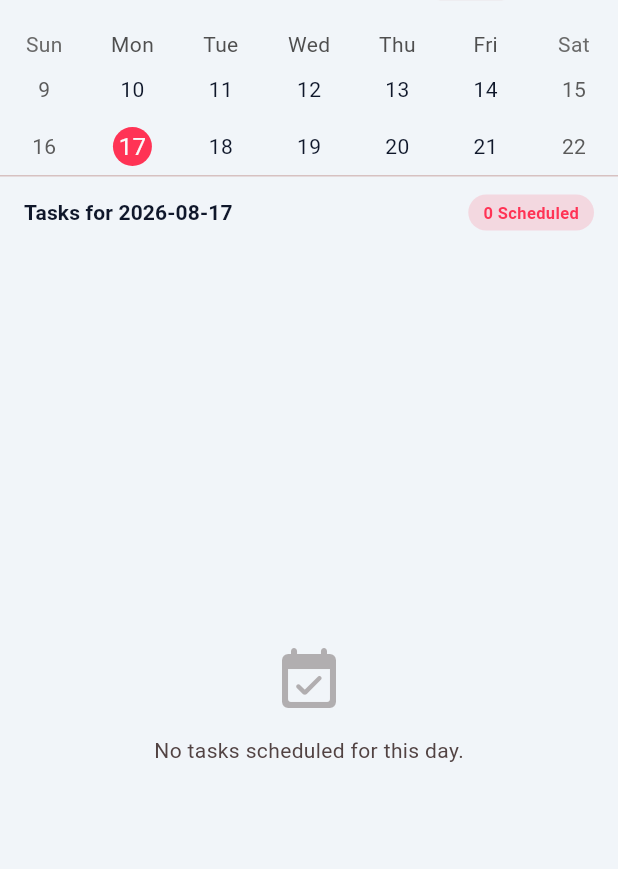
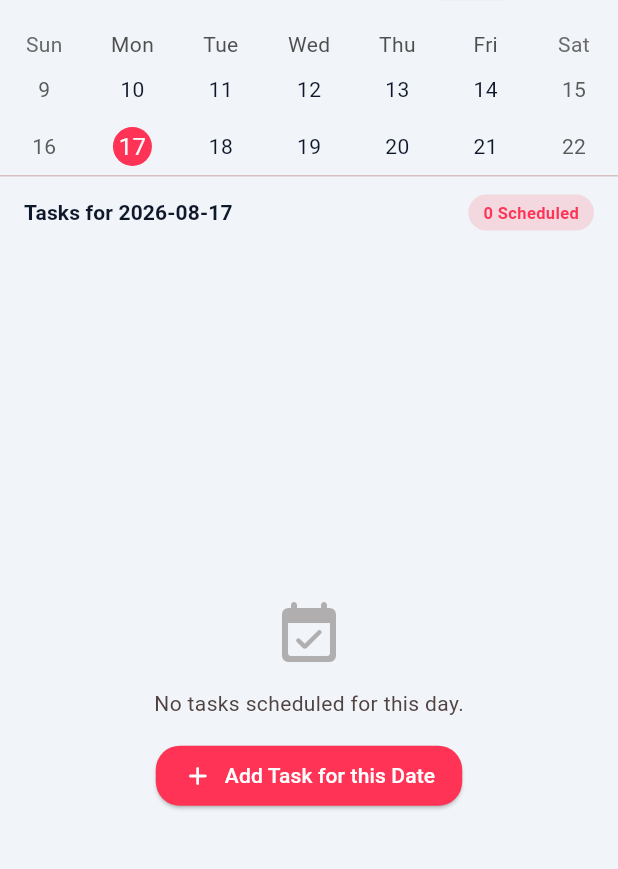
Before and after one commit to VaibhavJalota06/focus-flow, a Flutter app: the CalendarScreen screen opened directly, on a phone screen of 412 x 824 dp, the part 68-937 px from its top. Run offline on Flutter 3.47's test engine with Material 3 defaults, Android fonts, the phone set to English and light mode, and no system bars; drawn by our look-alikes of table_calendar; our stand-ins replace confetti, fl_chart, flutter_local_notifications, flutter_riverpod, google_sign_in, image_picker and 6 more; accounts and stored records are empty; network calls fail.

Commit message:
Fix import typos, add calendar task scheduling for selected date, invalidate focus session provider on completion

```diff
--- a/lib/core/providers/focus_provider.dart
+++ b/lib/core/providers/focus_provider.dart
@@ -119,6 +119,7 @@ class FocusNotifier extends StateNotifier<FocusState> {
 
     final repo = ref.read(repositoryProvider);
     await repo.insertFocusSession(session);
+    ref.invalidate(focusSessionsProvider);
 
     await NotificationService.instance.showInstantNotification(
       id: 9999,
--- a/lib/features/calendar/calendar_screen.dart
+++ b/lib/features/calendar/calendar_screen.dart
@@ -5,6 +5,7 @@ import '../../core/models/category_model.dart';
 import '../../core/models/task_model.dart';
 import '../../core/providers/category_provider.dart';
 import '../../core/providers/task_provider.dart';
+import '../tasks/add_edit_task_sheet.dart';
 import '../tasks/task_action_sheet.dart';
 
 class CalendarScreen extends ConsumerStatefulWidget {
@@ -156,6 +157,26 @@ class _CalendarScreenState extends ConsumerState<CalendarScreen> {
                             'No tasks scheduled for this day.',
                             style: theme.textTheme.bodyMedium?.copyWith(
                               color: theme.colorScheme.onSurfaceVariant,
+                            ),
+                          ),
+                          const SizedBox(height: 14),
+                          ElevatedButton.icon(
+                            onPressed: () {
+                              showModalBottomSheet(
+                                context: context,
+                                isScrollControlled: true,
+                                builder: (_) => AddEditTaskSheet(initialDate: _selectedDay),
+                              );
+                            },
+                            icon: const Icon(Icons.add_rounded, size: 20),
+                            label: const Text('Add Task for this Date'),
+                            style: ElevatedButton.styleFrom(
+                              backgroundColor: theme.colorScheme.primary,
+                              foregroundColor: Colors.white,
+                              shape: RoundedRectangleBorder(
+                                borderRadius: BorderRadius.circular(16),
+                              ),
+                              padding: const EdgeInsets.symmetric(horizontal: 18, vertical: 10),
                             ),
                           ),
                         ],
--- a/lib/features/tasks/add_edit_task_sheet.dart
+++ b/lib/features/tasks/add_edit_task_sheet.dart
@@ -10,11 +10,13 @@ import '../../core/providers/task_provider.dart';
 class AddEditTaskSheet extends ConsumerStatefulWidget {
   final TaskModel? taskToEdit;
   final bool initialIsInbox;
+  final DateTime? initialDate;
 
   const AddEditTaskSheet({
     super.key,
     this.taskToEdit,
     this.initialIsInbox = false,
+    this.initialDate,
   });
 
   @override
@@ -50,7 +52,7 @@ class _AddEditTaskSheetState extends ConsumerState<AddEditTaskSheet> {
     _descController = TextEditingController(text: t?.description ?? '');
     _notesController = TextEditingController(text: t?.notes ?? '');
 
-    _selectedDate = t?.date ?? DateTime.now();
+    _selectedDate = t?.date ?? widget.initialDate ?? DateTime.now();
     _startTime = t?.startTime;
     _dueTime = t?.dueTime;
     _priority = t?.priority ?? TaskPriority.medium;
```
